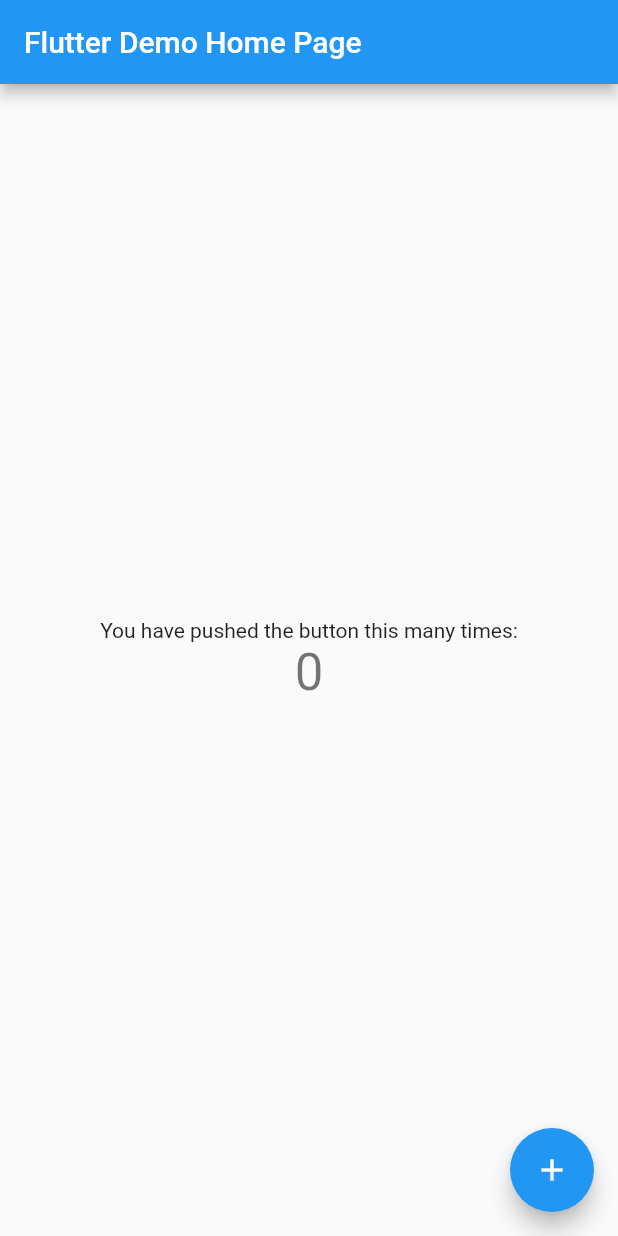
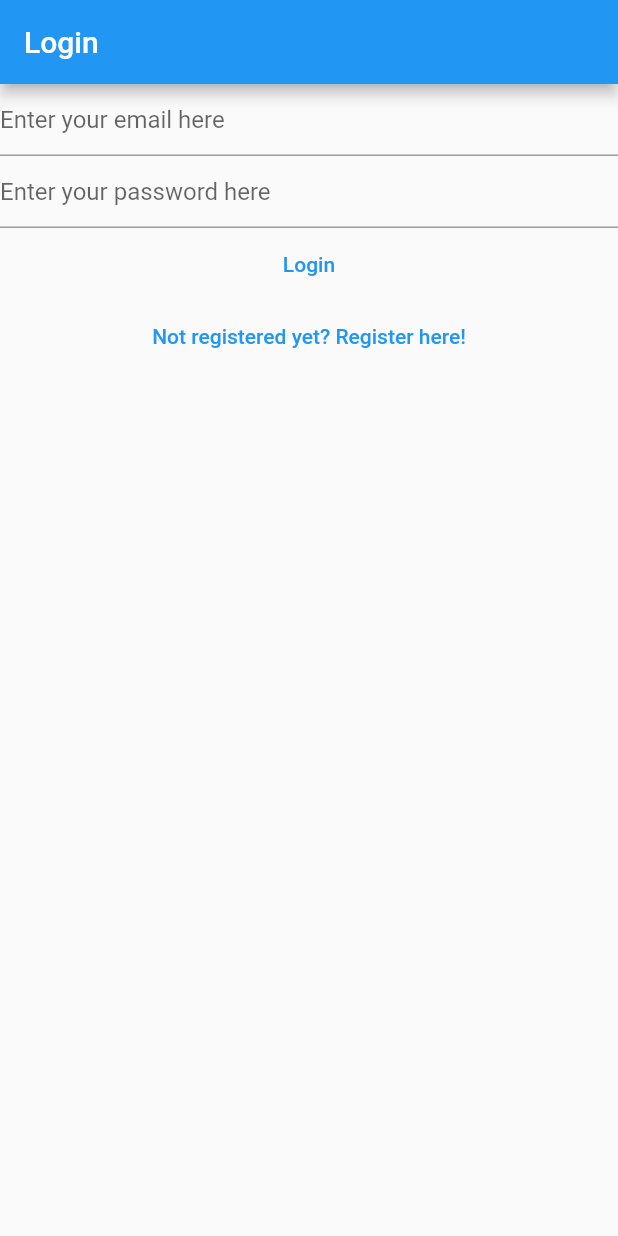
Before and after one commit to SmartShala/SmartShala_frontend-Flutter-, a Flutter app: the screen it shows after launch, on a phone screen of 412 x 824 dp. Run offline on Flutter 3.47's test engine with Material 2 defaults, Android fonts, the light colour scheme and no system bars.

Commit message:
Register and logi page added

```diff
--- /dev/null
+++ b/smart_shala/lib/login.dart
@@ -0,0 +1,67 @@
+import 'package:flutter/material.dart';
+
+class LoginView extends StatefulWidget {
+  const LoginView({Key? key}) : super(key: key);
+
+  @override
+  State<LoginView> createState() => _LoginViewState();
+}
+
+class _LoginViewState extends State<LoginView> {
+  late final TextEditingController _email;
+  late final TextEditingController _password;
+  @override
+  void initState() {
+    _email = TextEditingController();
+    _password = TextEditingController();
+    super.initState();
+  }
+
+  @override
+  void dispose() {
+    _email.dispose();
+    _password.dispose();
+    super.dispose();
+  }
+
+  @override
+  Widget build(BuildContext context) {
+    return Scaffold(
+      appBar: AppBar(title: const Text('Login')),
+      body: Column(
+        children: [
+          TextField(
+            controller: _email,
+            enableSuggestions: false,
+            autocorrect: false,
+            keyboardType: TextInputType.emailAddress,
+            decoration: const InputDecoration(
+              hintText: 'Enter your email here',
+            ),
+          ),
+          TextField(
+            controller: _password,
+            obscureText: true,
+            enableSuggestions: false,
+            autocorrect: false,
+            decoration: const InputDecoration(
+              hintText: 'Enter your password here',
+            ),
+          ),
+          TextButton(
+            onPressed: () async {
+              final email = _email.text;
+            },
+            child: const Text('Login'),
+          ),
+          TextButton(
+              onPressed: () {
+                Navigator.of(context)
+                    .pushNamedAndRemoveUntil('/register/', (route) => false);
+              },
+              child: const Text('Not registered yet? Register here!'))
+        ],
+      ),
+    );
+  }
+}
--- a/smart_shala/lib/main.dart
+++ b/smart_shala/lib/main.dart
@@ -1,115 +1,27 @@
 import 'package:flutter/material.dart';
+import './login.dart';
+import './register.dart';
 
 void main() {
-  runApp(const MyApp());
+  WidgetsFlutterBinding.ensureInitialized();
+  runApp(MaterialApp(
+    title: 'Flutter Demo',
+    theme: ThemeData(
+      primarySwatch: Colors.blue,
+    ),
+    home: const HomePage(),
+    routes: {
+      '/login/': (context) => const LoginView(),
+      '/register/': (context) => const RegisterView(),
+    },
+  ));
 }
 
-class MyApp extends StatelessWidget {
-  const MyApp({Key? key}) : super(key: key);
-
-  // This widget is the root of your application.
-  @override
-  Widget build(BuildContext context) {
-    return MaterialApp(
-      title: 'Flutter Demo',
-      theme: ThemeData(
-        // This is the theme of your application.
-        //
-        // Try running your application with "flutter run". You'll see the
-        // application has a blue toolbar. Then, without quitting the app, try
-        // changing the primarySwatch below to Colors.green and then invoke
-        // "hot reload" (press "r" in the console where you ran "flutter run",
-        // or simply save your changes to "hot reload" in a Flutter IDE).
-        // Notice that the counter didn't reset back to zero; the application
-        // is not restarted.
-        primarySwatch: Colors.blue,
-      ),
-      home: const MyHomePage(title: 'Flutter Demo Home Page'),
-    );
-  }
-}
-
-class MyHomePage extends StatefulWidget {
-  const MyHomePage({Key? key, required this.title}) : super(key: key);
-
-  // This widget is the home page of your application. It is stateful, meaning
-  // that it has a State object (defined below) that contains fields that affect
-  // how it looks.
-
-  // This class is the configuration for the state. It holds the values (in this
-  // case the title) provided by the parent (in this case the App widget) and
-  // used by the build method of the State. Fields in a Widget subclass are
-  // always marked "final".
-
-  final String title;
-
-  @override
-  State<MyHomePage> createState() => _MyHomePageState();
-}
-
-class _MyHomePageState extends State<MyHomePage> {
-  int _counter = 0;
-
-  void _incrementCounter() {
-    setState(() {
-      // This call to setState tells the Flutter framework that something has
-      // changed in this State, which causes it to rerun the build method below
-      // so that the display can reflect the updated values. If we changed
-      // _counter without calling setState(), then the build method would not be
-      // called again, and so nothing would appear to happen.
-      _counter++;
-    });
-  }
+class HomePage extends StatelessWidget {
+  const HomePage({Key? key}) : super(key: key);
 
   @override
   Widget build(BuildContext context) {
-    // This method is rerun every time setState is called, for instance as done
-    // by the _incrementCounter method above.
-    //
-    // The Flutter framework has been optimized to make rerunning build methods
-    // fast, so that you can just rebuild anything that needs updating rather
-    // than having to individually change instances of widgets.
-    return Scaffold(
-      appBar: AppBar(
-        // Here we take the value from the MyHomePage object that was created by
-        // the App.build method, and use it to set our appbar title.
-        title: Text(widget.title),
-      ),
-      body: Center(
-        // Center is a layout widget. It takes a single child and positions it
-        // in the middle of the parent.
-        child: Column(
-          // Column is also a layout widget. It takes a list of children and
-          // arranges them vertically. By default, it sizes itself to fit its
-          // children horizontally, and tries to be as tall as its parent.
-          //
-          // Invoke "debug painting" (press "p" in the console, choose the
-          // "Toggle Debug Paint" action from the Flutter Inspector in Android
-          // Studio, or the "Toggle Debug Paint" command in Visual Studio Code)
-          // to see the wireframe for each widget.
-          //
-          // Column has various properties to control how it sizes itself and
-          // how it positions its children. Here we use mainAxisAlignment to
-          // center the children vertically; the main axis here is the vertical
-          // axis because Columns are vertical (the cross axis would be
-          // horizontal).
-          mainAxisAlignment: MainAxisAlignment.center,
-          children: <Widget>[
-            const Text(
-              'You have pushed the button this many times:',
-            ),
-            Text(
-              '$_counter',
-              style: Theme.of(context).textTheme.headline4,
-            ),
-          ],
-        ),
-      ),
-      floatingActionButton: FloatingActionButton(
-        onPressed: _incrementCounter,
-        tooltip: 'Increment',
-        child: const Icon(Icons.add),
-      ), // This trailing comma makes auto-formatting nicer for build methods.
-    );
+    return const LoginView();
   }
 }
--- /dev/null
+++ b/smart_shala/lib/register.dart
@@ -0,0 +1,70 @@
+import 'package:flutter/material.dart';
+
+class RegisterView extends StatefulWidget {
+  const RegisterView({Key? key}) : super(key: key);
+
+  @override
+  State<RegisterView> createState() => _RegisterViewState();
+}
+
+class _RegisterViewState extends State<RegisterView> {
+  late final TextEditingController _email;
+  late final TextEditingController _password;
+  @override
+  void initState() {
+    _email = TextEditingController();
+    _password = TextEditingController();
+    super.initState();
+  }
+
+  @override
+  void dispose() {
+    _email.dispose();
+    _password.dispose();
+    super.dispose();
+  }
+
+  @override
+  Widget build(BuildContext context) {
+    return Scaffold(
+      appBar: AppBar(
+        title: const Text('Register'),
+      ),
+      body: Column(
+        children: [
+          TextField(
+            controller: _email,
+            enableSuggestions: false,
+            autocorrect: false,
+            keyboardType: TextInputType.emailAddress,
+            decoration: const InputDecoration(
+              hintText: 'Enter your email here',
+            ),
+          ),
+          TextField(
+            controller: _password,
+            obscureText: true,
+            enableSuggestions: false,
+            autocorrect: false,
+            decoration: const InputDecoration(
+              hintText: 'Enter your password here',
+            ),
+          ),
+          TextButton(
+            onPressed: () async {
+              final email = _email.text;
+              final password = _password.text;
+            },
+            child: const Text('Register'),
+          ),
+          TextButton(
+              onPressed: () {
+                Navigator.of(context)
+                    .pushNamedAndRemoveUntil('/login/', (route) => false);
+              },
+              child: const Text('Already Registered? Login here!'))
+        ],
+      ),
+    );
+  }
+}
```
Also changed, not shown: 1 other file.
